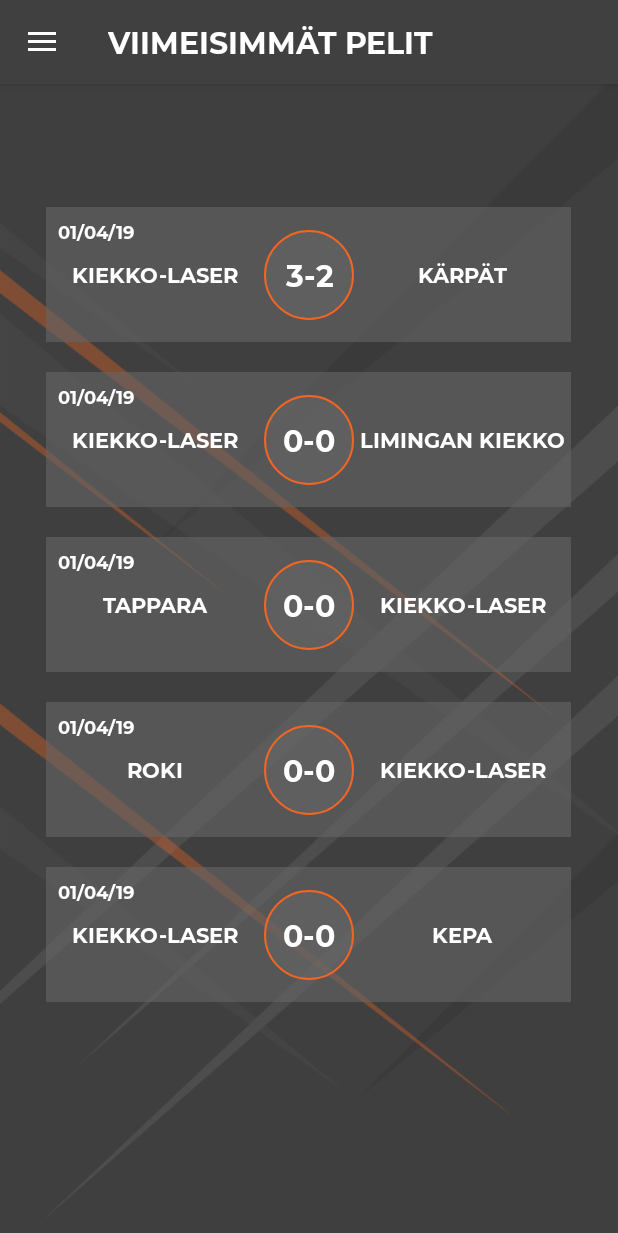
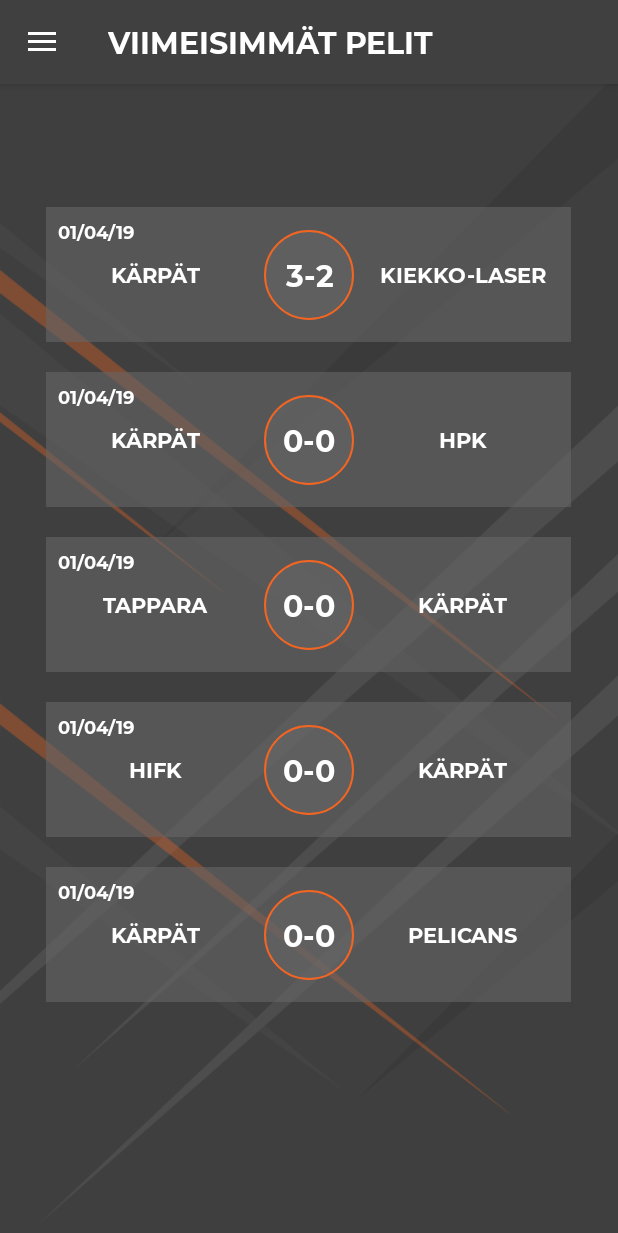
Before and after one commit to toniku/Android-Mobile-Software-Development-Project, an Android app: the LatestGamesActivity screen opened directly, with no data from a screen before it, on a phone screen of 412 x 824 dp. Shown: the top 1233 px of the screen. Run offline under Robolectric (Android 15) with nearby library versions, the phone set to English and light mode, and no system bars; our stand-ins replace Firebase (no records; nobody signed in at launch, a user with empty details on screens opened directly).

Commit message:
Update LatestGamesActivity.java

```diff
--- a/app/src/main/java/com/example/hokikoutsi2019/LatestGamesActivity.java
+++ b/app/src/main/java/com/example/hokikoutsi2019/LatestGamesActivity.java
@@ -158,7 +158,7 @@
 
     public void getUser() {
         DatabaseReference databaseReference = FirebaseDatabase.getInstance().getReference("Users");
-        Query query = databaseReference.orderByChild("email").equalTo(mAuth.getCurrentUser().getEmail());
+        Query query = databaseReference.orderByChild("email").equalTo(Objects.requireNonNull(mAuth.getCurrentUser()).getEmail());
         query.addValueEventListener(valueEventListener);
     }
 
@@ -167,21 +167,21 @@
         GameAdapter adapter = new GameAdapter(this, R.layout.game_list_item);
 
         //ADD TEST DATA
-        Game game1 = new Game("KIEKKO-LASER", "KÄRPÄT");
-        game1.setHomeGoal("LEHTOMAA");
-        game1.setAwayGoal("KUKKOHOVI");
-        game1.setHomeGoal("HEIKKILÄ");
-        game1.setHomeGoal("LIPSANEN");
-        game1.setAwayGoal("PELTOLA");
+        Game game1 = new Game("KÄRPÄT", "KIEKKO-LASER");
+        game1.setHomeGoal("KUKKONEN");
+        game1.setAwayGoal("LESKINEN");
+        game1.setHomeGoal("HAKANPÄÄ");
+        game1.setHomeGoal("HEPONIEMI");
+        game1.setAwayGoal("KUPARI");
 
         adapter.add(game1);
-        Game game2 = new Game("KIEKKO-LASER", "LIMINGAN KIEKKO");
+        Game game2 = new Game("KÄRPÄT", "HPK");
         adapter.add(game2);
-        Game game3 = new Game("TAPPARA", "KIEKKO-LASER");
+        Game game3 = new Game("TAPPARA", "KÄRPÄT");
         adapter.add(game3);
-        Game game4 = new Game("ROKI", "KIEKKO-LASER");
+        Game game4 = new Game("HIFK", "KÄRPÄT");
         adapter.add(game4);
-        Game game5 = new Game("KIEKKO-LASER", "KEPA");
+        Game game5 = new Game("KÄRPÄT", "PELICANS");
         adapter.add(game5);
 
         listView.setAdapter(adapter);
```
